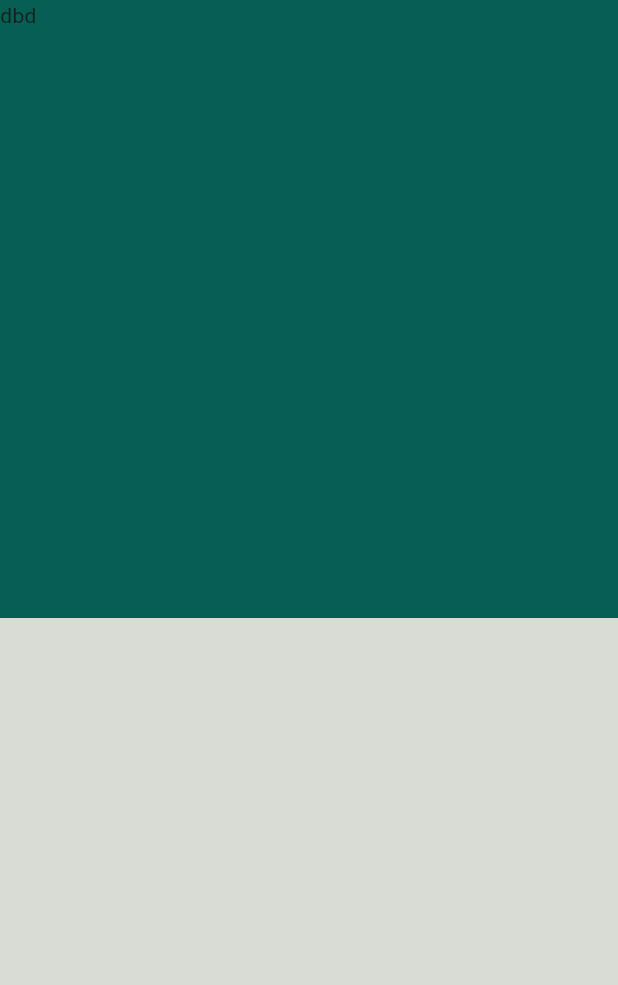
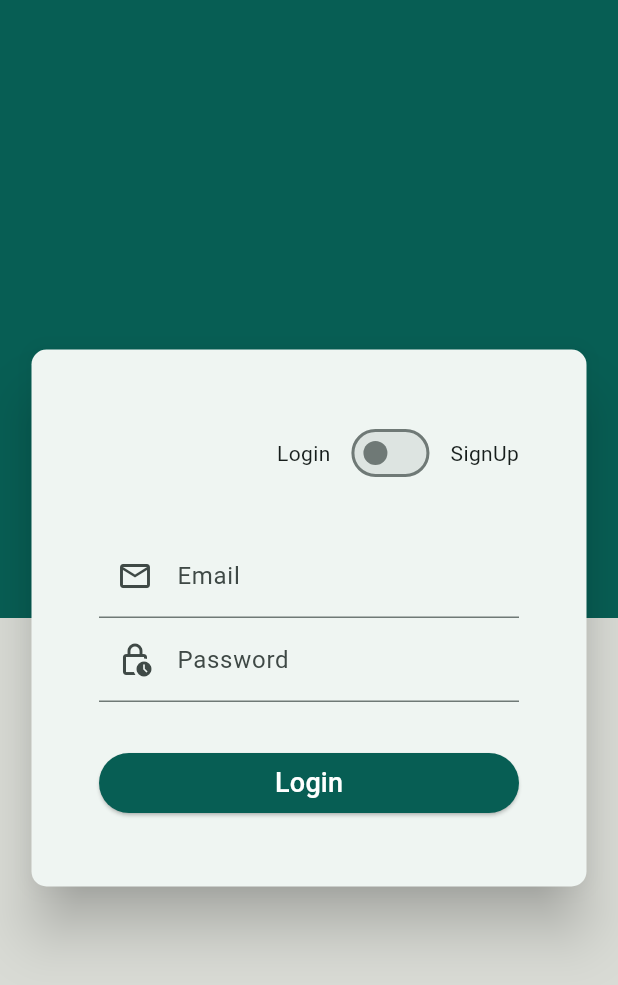
Before and after one commit to anusakhtar/whatsapp_web, a Flutter app: the screen it shows after launch, on a phone screen of 412 x 824 dp. Shown: the top 985 px of the screen. Run offline on Flutter 3.47's test engine with Material 3 defaults, Android fonts, the phone set to English and light mode, and no system bars; our stand-ins replace cloud_firestore, file_picker, firebase_auth, firebase_core, firebase_storage; accounts and stored records are empty.

Commit message:
ADD code

```diff
--- /dev/null
+++ b/lib/Model/user_model.dart
@@ -0,0 +1,27 @@
+import 'dart:core';
+
+class UserModel {
+  String uid;
+  String name;
+  String email;
+  String password;
+  String image;
+
+  UserModel(
+      {required this.uid,
+      required this.name,
+      required this.email,
+      required this.password,
+      this.image = "",
+      });
+
+  Map<String, dynamic> tojson() {
+    return {
+      "uid": uid,
+      "name": name,
+      "email": email,
+      "password": password,
+      "image": image,
+    };
+  }
+}
--- a/lib/res/WebPages/home_page.dart
+++ b/lib/View/WebPages/home_page.dart
@@ -10,6 +10,10 @@ class HomePage extends StatefulWidget {
 class _HomePageState extends State<HomePage> {
   @override
   Widget build(BuildContext context) {
-    return Scaffold();
+    return Scaffold(
+      appBar: AppBar(
+        title: Text('HomePage'),
+      ),
+    );
   }
 }
--- /dev/null
+++ b/lib/View/WebPages/login_signup_page.dart
@@ -0,0 +1,336 @@
+import 'dart:typed_data';
+import 'package:firebase_storage/firebase_storage.dart';
+import 'package:file_picker/file_picker.dart';
+import 'package:firebase_auth/firebase_auth.dart';
+import 'package:flutter/material.dart';
+import 'package:whatsapp_webapp/Model/user_model.dart';
+import 'package:whatsapp_webapp/res/AppColors/app_colors.dart';
+import 'package:cloud_firestore/cloud_firestore.dart';
+
+class LoginSignUpPage extends StatefulWidget {
+  const LoginSignUpPage({super.key});
+
+  @override
+  State<LoginSignUpPage> createState() => _LoginSignUpPageState();
+}
+
+class _LoginSignUpPageState extends State<LoginSignUpPage> {
+  bool doesUserWantsToSignUp = false;
+  Uint8List? selectedImage;
+  bool errorInPicture = false;
+  bool errorInName = false;
+  bool errorInEmail = false;
+  bool errorInPassword = false;
+  TextEditingController nameController = TextEditingController();
+  TextEditingController emailController = TextEditingController();
+  TextEditingController passwordController = TextEditingController();
+  bool onLoading = false;
+
+  chooseImage() async {
+    FilePickerResult? chosenImageFile =
+        await FilePicker.platform.pickFiles(type: FileType.image);
+    setState(() {
+      selectedImage = chosenImageFile!.files.single.bytes;
+    });
+  }
+
+  uploadImageToStorage(UserModel userData) {
+    if (selectedImage != null) {
+      Reference imageRef =
+          FirebaseStorage.instance.ref('profileImages/${userData.uid}.jpg');
+      UploadTask task = imageRef.putData(selectedImage!);
+      task.whenComplete(() async {
+        String imageUrl = await task.snapshot.ref.getDownloadURL();
+        userData.image = imageUrl;
+        //3:save userData to firestore database
+        FirebaseAuth.instance.currentUser!.updateDisplayName(userData.name);
+        FirebaseAuth.instance.currentUser!.updatePhotoURL(imageUrl);
+        final userReference =
+            FirebaseFirestore.instance.collection('Users').doc(userData.uid);
+        userReference.set(
+          userData.tojson(
+
+          ),).then((value){
+            setState(() {
+              onLoading = false ;
+            });
+            Navigator.pushReplacementNamed(context, "/home");
+        });
+      });
+    } else {
+      var snackBar = const SnackBar(
+        content: Text("please choose the Image first"),
+        backgroundColor: AppColor.primaryColor,
+      );
+      ScaffoldMessenger.of(context).showSnackBar(snackBar);
+    }
+  }
+
+  // 1: create a new user
+  signUpUserNow(nameInput, emailInput, passwordInput) async {
+    final userCreated = await FirebaseAuth.instance
+        .createUserWithEmailAndPassword(
+            email: emailInput, password: passwordInput);
+    // upload image to storage
+    String? uidOfUserCreated = userCreated.user!.uid;
+    if (uidOfUserCreated != null) {
+      final userData = UserModel(
+        uid: uidOfUserCreated,
+        name: nameInput,
+        email: emailInput,
+        password: passwordInput,
+      );
+      uploadImageToStorage(userData);
+    }
+  }
+
+  //2: check form validation
+  formValidation() {
+    setState(() {
+      bool onLoading = true;
+      bool errorInPicture = false;
+      bool errorInName = false;
+      bool errorInEmail = false;
+      bool errorInPassword = false;
+    });
+    String nameInput = nameController.text.trim();
+    String emailInput = emailController.text.trim();
+    String passwordInput = passwordController.text.trim();
+    if (emailInput.isNotEmpty && emailInput.contains('@')) {
+      if (passwordInput.isNotEmpty && passwordInput.length > 7) {
+        if (doesUserWantsToSignUp == true) // signup orm
+        {
+          if (nameInput.isNotEmpty && nameInput.length > 3) {
+            signUpUserNow(nameInput, emailInput, passwordInput);
+          } else {
+            var snackBar = const SnackBar(
+              content: Text("name is not valid"),
+              backgroundColor: AppColor.primaryColor,
+            );
+            ScaffoldMessenger.of(context).showSnackBar(snackBar);
+            setState(() {
+              bool onLoading = false;
+            });
+          }
+        } else //Login form
+        {
+          FirebaseAuth.instance.signInWithEmailAndPassword(email: emailInput, password: passwordInput).then((value){
+            setState(() {
+              onLoading = false;
+            });
+          });
+          Navigator.pushReplacementNamed(context, '/home');
+          var snackBar = const SnackBar(
+            content: Text("Login Successfully"),
+            backgroundColor: AppColor.primaryColor,
+          );
+          ScaffoldMessenger.of(context).showSnackBar(snackBar);
+        }
+      } else {
+        var snackBar = const SnackBar(
+          content: Text("password is not valid"),
+          backgroundColor: AppColor.primaryColor,
+        );
+        ScaffoldMessenger.of(context).showSnackBar(snackBar);
+        setState(() {
+          bool onLoading = false;
+        });
+      }
+    } else {
+      var snackBar = const SnackBar(
+        content: Text("Email is not valid"),
+        backgroundColor: AppColor.primaryColor,
+      );
+      ScaffoldMessenger.of(context).showSnackBar(snackBar);
+      setState(() {
+        bool onLoading = false;
+      });
+    }
+  }
+
+  @override
+  Widget build(BuildContext context) {
+    return Scaffold(
+      body: Container(
+        color: AppColor.backgroundColor,
+        width: MediaQuery.of(context).size.width,
+        height: MediaQuery.of(context).size.height,
+        child: Stack(
+          children: [
+            Positioned(
+              child: Container(
+                width: MediaQuery.of(context).size.width,
+                height: MediaQuery.of(context).size.height * 0.5,
+                color: AppColor.primaryColor,
+              ),
+            ),
+            Center(
+              child: SingleChildScrollView(
+                child: Padding(
+                  padding: const EdgeInsets.all(17),
+                  child: Card(
+                    elevation: 16,
+                    shape: RoundedRectangleBorder(
+                      borderRadius: BorderRadius.circular(10),
+                    ),
+                    child: Container(
+                      padding: const EdgeInsets.all(45),
+                      width: 500,
+                      child: Column(
+                        children: [
+                          //ToggleButton
+                          Row(
+                            mainAxisAlignment: MainAxisAlignment.end,
+                            crossAxisAlignment: CrossAxisAlignment.center,
+                            children: [
+                              const Text("Login"),
+                              const SizedBox(
+                                width: 10,
+                              ),
+                              Switch(
+                                  value: doesUserWantsToSignUp,
+                                  onChanged: (value) {
+                                    setState(() {
+                                      doesUserWantsToSignUp = value;
+                                    });
+                                  }),
+                              const SizedBox(
+                                width: 10,
+                              ),
+                              const Text("SignUp"),
+                            ],
+                          ),
+
+                          //Profile Image
+                          Visibility(
+                            visible: doesUserWantsToSignUp,
+                            child: ClipOval(
+                              child: selectedImage != null
+                                  ? Image.memory(
+                                      selectedImage!,
+                                      width: 124,
+                                      height: 124,
+                                      fit: BoxFit.cover,
+                                    )
+                                  : Image.asset(
+                                      "images/profile.png",
+                                      width: 124,
+                                      height: 124,
+                                      fit: BoxFit.cover,
+                                    ),
+                            ),
+                          ),
+
+                          const SizedBox(height: 30),
+
+                          //OutlinedButton to choose image
+                          Visibility(
+                            visible: doesUserWantsToSignUp,
+                            child: OutlinedButton(
+                              onPressed: () {
+                                chooseImage();
+                              },
+                              style: errorInPicture
+                                  ? OutlinedButton.styleFrom(
+                                      side: const BorderSide(
+                                          width: 3, color: Colors.red),
+                                    )
+                                  : null,
+                              child: const Text("Choose Picture"),
+                            ),
+                          ),
+
+                          //textForm fiield
+                          Visibility(
+                              visible: doesUserWantsToSignUp,
+                              child: TextFormField(
+                                controller: nameController,
+                                keyboardType: TextInputType.text,
+                                decoration: InputDecoration(
+                                  hintText: "Enter Your Name",
+                                  label: const Text("Name"),
+                                  prefixIcon:
+                                      const Icon(Icons.person_2_outlined),
+                                  enabledBorder: errorInName
+                                      ? const OutlineInputBorder(
+                                          borderSide: BorderSide(
+                                              width: 3, color: Colors.red),
+                                        )
+                                      : null,
+                                ),
+                              )),
+                          TextFormField(
+                            controller: emailController,
+                            keyboardType: TextInputType.emailAddress,
+                            decoration: InputDecoration(
+                              hintText: "Enter Your Email",
+                              label: const Text("Email"),
+                              prefixIcon: const Icon(Icons.email_outlined),
+                              enabledBorder: errorInName
+                                  ? const OutlineInputBorder(
+                                      borderSide: BorderSide(
+                                          width: 3, color: Colors.red),
+                                    )
+                                  : null,
+                            ),
+                          ),
+                          TextFormField(
+                            controller: passwordController,
+                            keyboardType: TextInputType.text,
+                            decoration: InputDecoration(
+                              hintText: doesUserWantsToSignUp
+                                  ? "Must have greater then 8 characters"
+                                  : "Enter Your Password",
+                              label: const Text("Password"),
+                              prefixIcon: const Icon(Icons.lock_clock_outlined),
+                              enabledBorder: errorInName
+                                  ? const OutlineInputBorder(
+                                      borderSide: BorderSide(
+                                          width: 3, color: Colors.red),
+                                    )
+                                  : null,
+                            ),
+                          ),
+
+                          const SizedBox(height: 30),
+                          //LoginSignUp Button
+                          SizedBox(
+                            width: double.infinity,
+                            child: ElevatedButton(
+                              style: ElevatedButton.styleFrom(
+                                  backgroundColor: AppColor.primaryColor),
+                              onPressed: () {
+                                formValidation();
+                              },
+                              child: onLoading
+                                  ? const SizedBox(
+                                      height: 19,
+                                      width: 19,
+                                      child: Center(
+                                        child: CircularProgressIndicator(
+                                          color: Colors.white,
+                                        ),
+                                      ),
+                                    )
+                                  : Text(
+                                      doesUserWantsToSignUp
+                                          ? "SignUp"
+                                          : "Login",
+                                      style: const TextStyle(
+                                          fontSize: 18, color: Colors.white),
+                                    ),
+                            ),
+                          ),
+                        ],
+                      ),
+                    ),
+                  ),
+                ),
+              ),
+            )
+          ],
+        ),
+      ),
+    );
+  }
+}
--- a/lib/main.dart
+++ b/lib/main.dart
@@ -1,26 +1,38 @@
+import 'package:firebase_core/firebase_core.dart';
 import 'package:flutter/material.dart';
+import 'package:whatsapp_webapp/View/WebPages/login_signup_page.dart';
 import 'package:whatsapp_webapp/res/AppColors/app_colors.dart';
-import 'package:whatsapp_webapp/res/WebPages/home_page.dart';
-import 'package:whatsapp_webapp/res/WebPages/login_signup_page.dart';
+
 import 'package:whatsapp_webapp/res/routes/routes_web_pages.dart';
-final String firstroute = '/';
-void main() {
+const String firstRoute = '/';
+void main() async{
+  Firebase.initializeApp(
+    options:const FirebaseOptions(
+        apiKey: "AIzaSyAqY2rQNSTGZyOlPkHlr4dVS_0bXYhIPeI",
+        authDomain: "whatsappwebapp-35e75.firebaseapp.com",
+        projectId: "whatsappwebapp-35e75",
+        storageBucket: "whatsappwebapp-35e75.appspot.com",
+        messagingSenderId: "866651944362",
+        appId: "1:866651944362:web:966908d98f1db4febbe7d3"
+    ),
+  );
   runApp( MyApp());
 }
 
 class MyApp extends StatelessWidget {
   MyApp({super.key});
-  final ThemeData defaultthemeofweb = ThemeData(
+  final ThemeData defaultThemeOfWeb = ThemeData(
       colorScheme: ColorScheme.fromSeed(seedColor: AppColor.primaryColor));
   // This widget is the root of your application.
   @override
   Widget build(BuildContext context) {
     return MaterialApp(
+      debugShowCheckedModeBanner: false,
       title: 'Whatsapp Webapp',
-      theme: defaultthemeofweb,
-      initialRoute: firstroute,
-      onGenerateRoute: RoutesForWebPages.createroutes,
-      home: LoginSignUpPage(),
+      theme: defaultThemeOfWeb,
+      initialRoute: firstRoute,
+      onGenerateRoute: RoutesForWebPages.createRoutes,
+      home: const LoginSignUpPage(),
     );
   }
 }
--- a/lib/res/WebPages/login_signup_page.dart
+++ /dev/null
@@ -1,33 +0,0 @@
-import 'package:flutter/material.dart';
-import 'package:whatsapp_webapp/res/AppColors/app_colors.dart';
-
-class LoginSignUpPage extends StatefulWidget {
-  const LoginSignUpPage({super.key});
-
-  @override
-  State<LoginSignUpPage> createState() => _LoginSignUpPageState();
-}
-
-class _LoginSignUpPageState extends State<LoginSignUpPage> {
-  @override
-  Widget build(BuildContext context) {
-    return Scaffold(
-      body: Container(
-        color: AppColor.backgroundColor,
-        width: MediaQuery.of(context).size.width,
-        height: MediaQuery.of(context).size.height,
-        child: Stack(
-          children: [
-            Positioned(
-                child: Container(
-              width: MediaQuery.of(context).size.width,
-              height: MediaQuery.of(context).size.height * 0.5,
-              color: AppColor.primaryColor,
-              child: Text("dbd"),
-            ))
-          ],
-        ),
-      ),
-    );
-  }
-}
```
Also changed, not shown: lib/res/routes/routes_web_pages.dart (+4 -7 lines), pubspec.yaml (+8 -2 lines), images/file.jpg (added), images/img.png (added), images/profile.png (added), lib/View/WebPages/messages_page.dart (renamed from lib/res/WebPages/messages_page.dart), pubspec.lock, 1 other file.
